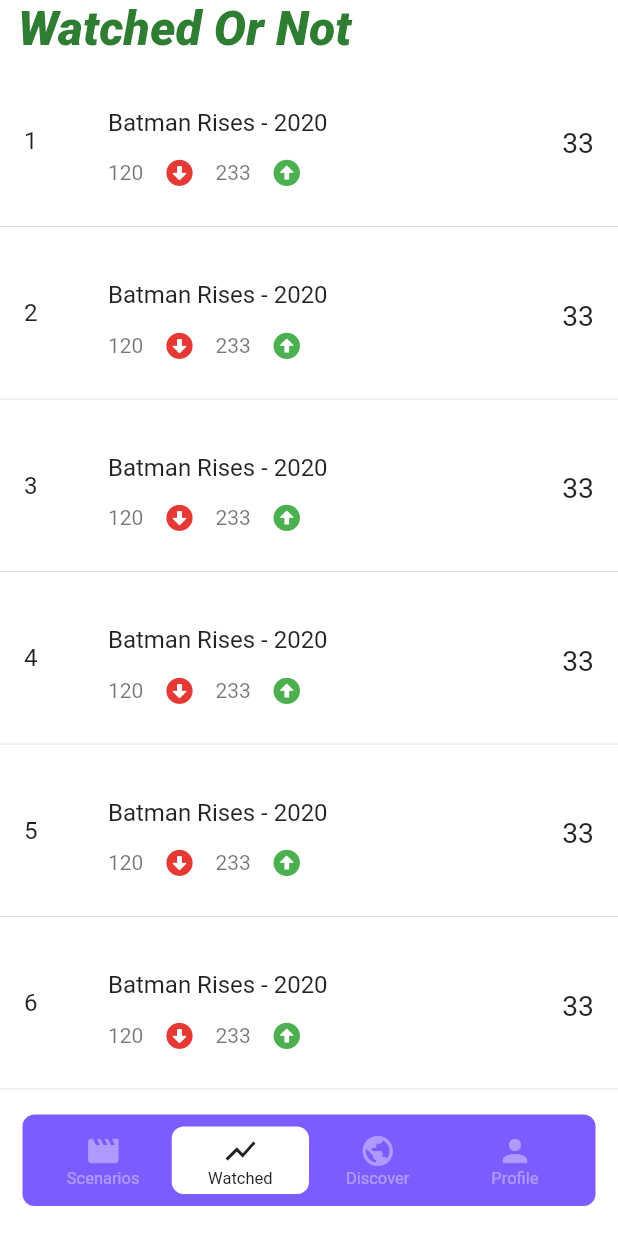
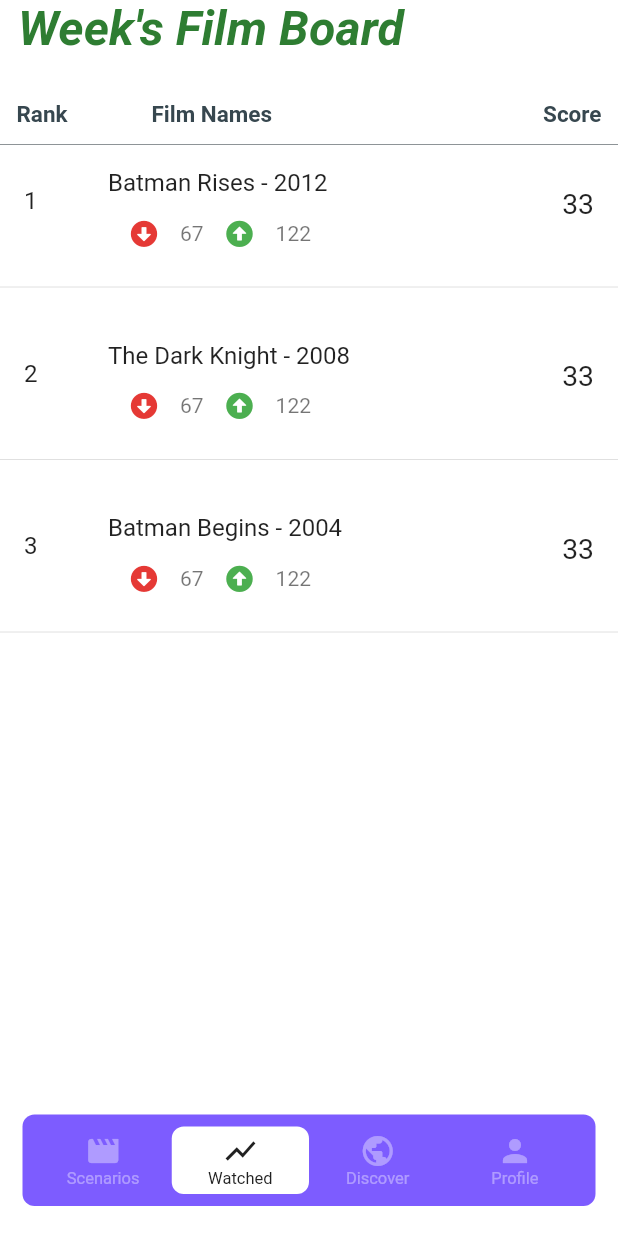
Before and after one commit to stelselim/ChangeTheScenario, a Flutter app: the screen it shows after launch, item 2 of the bottom bar chosen, on a phone screen of 412 x 824 dp. Run offline on Flutter 3.47's test engine with Material 2 defaults, Android fonts, the phone set to English and light mode, and no system bars; drawn by our look-alikes of floating_bottom_navigation_bar; our stand-ins replace fluttertoast, font_awesome_flutter.

Commit message:
FilmItem Class created, ScenarioAddPage created and added to RouteGenerator. Also, scenarios page started to design UI.

```diff
--- /dev/null
+++ b/lib/classes/FilmsItem.dart
@@ -0,0 +1,50 @@
+import 'dart:convert';
+
+import 'package:flutter/material.dart';
+
+class FilmItem {
+  final String filmName;
+  final String releaseYear;
+  final num score;
+  final int watched;
+  final int unwatched;
+  final num imdbRating;
+
+  FilmItem({
+    @required this.filmName,
+    @required this.releaseYear,
+    @required this.score,
+    @required this.watched,
+    @required this.unwatched,
+    @required this.imdbRating,
+  });
+
+  Map<String, dynamic> toMap() {
+    return {
+      'filmName': filmName,
+      'releaseYear': releaseYear,
+      'score': score,
+      'watched': watched,
+      'unwatched': unwatched,
+      'imdbRating': imdbRating,
+    };
+  }
+
+  factory FilmItem.fromMap(Map<String, dynamic> map) {
+    if (map == null) return null;
+
+    return FilmItem(
+      filmName: map['filmName'],
+      releaseYear: map['releaseYear'],
+      score: map['score'],
+      watched: map['watched'],
+      unwatched: map['unwatched'],
+      imdbRating: map['imdbRating'],
+    );
+  }
+
+  String toJson() => json.encode(toMap());
+
+  factory FilmItem.fromJson(String source) =>
+      FilmItem.fromMap(json.decode(source));
+}
--- a/lib/components/weeklist/filmListTile.dart
+++ b/lib/components/weeklist/filmListTile.dart
@@ -1,21 +1,25 @@
+import 'package:changescenario/classes/FilmsItem.dart';
 import 'package:flutter/material.dart';
 import 'package:font_awesome_flutter/font_awesome_flutter.dart';
 
 class FilmListTile extends StatelessWidget {
   FilmListTile({
     this.index,
+    @required this.filmItem,
   });
 
+  final FilmItem filmItem;
   final int index;
-  final String filmName = "Batman Rises";
-  final String releaseYear = "2020";
-  final num score = 33;
-  final int watched = 233;
-  final int unwatched = 120;
-  final num imdbRating = 8.9;
 
   @override
   Widget build(BuildContext context) {
+    final String filmName = filmItem.filmName;
+    final String releaseYear = filmItem.releaseYear;
+    final num score = filmItem.score;
+    final int watched = filmItem.watched;
+    final int unwatched = filmItem.unwatched;
+    final num imdbRating = filmItem.imdbRating;
+
     return Container(
       margin: const EdgeInsets.symmetric(vertical: 12),
       alignment: Alignment.center,
@@ -29,18 +33,18 @@
               "${index + 1}",
               textScaleFactor: 1.15,
             ),
-            trailing: Text(
-              "$score",
-              textScaleFactor: 1.35,
+            trailing: Column(
+              children: [
+                Text(
+                  "$score",
+                  textScaleFactor: 1.35,
+                ),
+              ],
             ),
             subtitle: Row(
               children: [
                 Row(
                   children: [
-                    Text(
-                      "$unwatched",
-                      style: TextStyle(fontSize: 14),
-                    ),
                     IconButton(
                       icon: FaIcon(
                         FontAwesomeIcons.solidArrowAltCircleDown,
@@ -49,14 +53,14 @@
                       ),
                       onPressed: () {},
                     ),
+                    Text(
+                      "$unwatched",
+                      style: TextStyle(fontSize: 14),
+                    ),
                   ],
                 ),
                 Row(
                   children: [
-                    Text(
-                      "$watched",
-                      style: TextStyle(fontSize: 14),
-                    ),
                     IconButton(
                       icon: FaIcon(
                         FontAwesomeIcons.solidArrowAltCircleUp,
@@ -64,6 +68,10 @@
                         size: 18,
                       ),
                       onPressed: () {},
+                    ),
+                    Text(
+                      "$watched",
+                      style: TextStyle(fontSize: 14),
                     ),
                   ],
                 ),
--- /dev/null
+++ b/lib/components/weeklist/rankNameScore.dart
@@ -0,0 +1,47 @@
+import 'package:flutter/material.dart';
+
+class RankNameScore extends StatelessWidget {
+  const RankNameScore({
+    Key key,
+  }) : super(key: key);
+
+  static final rankNameScoreTextStyle = TextStyle(
+    fontWeight: FontWeight.w600,
+    color: Colors.blueGrey.shade800,
+    fontSize: 15,
+  );
+
+  @override
+  Widget build(BuildContext context) {
+    return Padding(
+      padding: const EdgeInsets.all(11.0),
+      child: Row(
+        mainAxisAlignment: MainAxisAlignment.spaceBetween,
+        children: [
+          Expanded(
+            flex: 3,
+            child: Text(
+              "Rank",
+              style: rankNameScoreTextStyle,
+            ),
+          ),
+          Expanded(
+            flex: 3,
+            child: Text(
+              "Film Names",
+              style: rankNameScoreTextStyle,
+            ),
+          ),
+          Expanded(
+            flex: 7,
+            child: Text(
+              "Score",
+              style: rankNameScoreTextStyle,
+              textAlign: TextAlign.end,
+            ),
+          ),
+        ],
+      ),
+    );
+  }
+}
--- a/lib/navigation/route_generator.dart
+++ b/lib/navigation/route_generator.dart
@@ -2,6 +2,7 @@
 import 'package:changescenario/pages/login/login.dart';
 import 'package:changescenario/pages/login/resetPassword.dart';
 import 'package:changescenario/pages/login/signUp.dart';
+import 'package:changescenario/pages/scenario/createScenarioScreen.dart';
 import 'package:flutter/material.dart';
 
 class RouteGenerator {
@@ -17,6 +18,9 @@
         return MaterialPageRoute(builder: (_) => SignUpPage());
       case "/resetPassword":
         return MaterialPageRoute(builder: (_) => ResetPasswordPage());
+
+      case "/addScenario":
+        return MaterialPageRoute(builder: (_) => ScenarioAddPage());
 
       /// App
       case "/home":
--- a/lib/pages/home.dart
+++ b/lib/pages/home.dart
@@ -74,7 +74,9 @@
             return FloatingActionButton(
               backgroundColor: _colorTween.value,
               child: Icon(Icons.create),
-              onPressed: () {},
+              onPressed: () {
+                Navigator.pushNamed(context, "/addScenario");
+              },
             );
           },
         ),
--- a/lib/pages/weekList/weeklyList.dart
+++ b/lib/pages/weekList/weeklyList.dart
@@ -1,7 +1,37 @@
+import 'package:changescenario/classes/FilmsItem.dart';
 import 'package:changescenario/components/appBarText.dart';
 import 'package:changescenario/components/weeklist/filmListTile.dart';
+import 'package:changescenario/components/weeklist/rankNameScore.dart';
 import 'package:changescenario/styles/textStyles/textStyles.dart';
 import 'package:flutter/material.dart';
+
+/// Dummy Data
+final List<Map<String, dynamic>> filmList = [
+  {
+    'filmName': "Batman Rises",
+    'releaseYear': "2012",
+    'score': 33,
+    'watched': 122,
+    'unwatched': 67,
+    'imdbRating': 8.4,
+  },
+  {
+    'filmName': "The Dark Knight",
+    'releaseYear': "2008",
+    'score': 33,
+    'watched': 122,
+    'unwatched': 67,
+    'imdbRating': 8.4,
+  },
+  {
+    'filmName': "Batman Begins",
+    'releaseYear': "2004",
+    'score': 33,
+    'watched': 122,
+    'unwatched': 67,
+    'imdbRating': 8.4,
+  },
+];
 
 class WeeklyList extends StatelessWidget {
   const WeeklyList({Key key}) : super(key: key);
@@ -14,20 +44,38 @@
     return SafeArea(
       child: Column(
         children: [
+          /// AppBar
           appBarText(
             height: height,
-            title: "Watched Or Not",
+            title: "Week's Film Board",
             italic: FontStyle.italic,
             textColor: Colors.green.shade800,
           ),
+
+          /// Rank - Film Name - Score Info Header
+          RankNameScore(),
+
+          /// Custom Divider
+          Container(
+            height: 0.35,
+            color: Colors.blueGrey.shade900,
+          ),
+
+          /// Film Lists
+          /*
+           Before Passing Maps, Should make them ordered according to their scores;
+           */
           Expanded(
             child: ListView.builder(
-              itemCount: 7,
+              itemCount: filmList.length,
               physics: ClampingScrollPhysics(),
               padding: EdgeInsets.only(bottom: 10),
               shrinkWrap: true,
               itemBuilder: (context, index) {
+                final localMap = filmList.elementAt(index);
+
                 return FilmListTile(
+                  filmItem: FilmItem.fromMap(localMap),
                   index: index,
                 );
               },
--- a/lib/styles/textStyles/textStyles.dart
+++ b/lib/styles/textStyles/textStyles.dart
@@ -3,5 +3,5 @@
 final appbarTextStyle = TextStyle(
   fontSize: 32,
   color: Colors.green.shade700,
-  fontWeight: FontWeight.w800,
+  fontWeight: FontWeight.w700,
 );
```
Also changed, not shown: lib/components/appBarText.dart (+1 -29 lines), lib/pages/scenario/createScenarioScreen.dart (added, +20 -0 lines), lib/pages/scenario/scenario.dart (+50 -2 lines).
